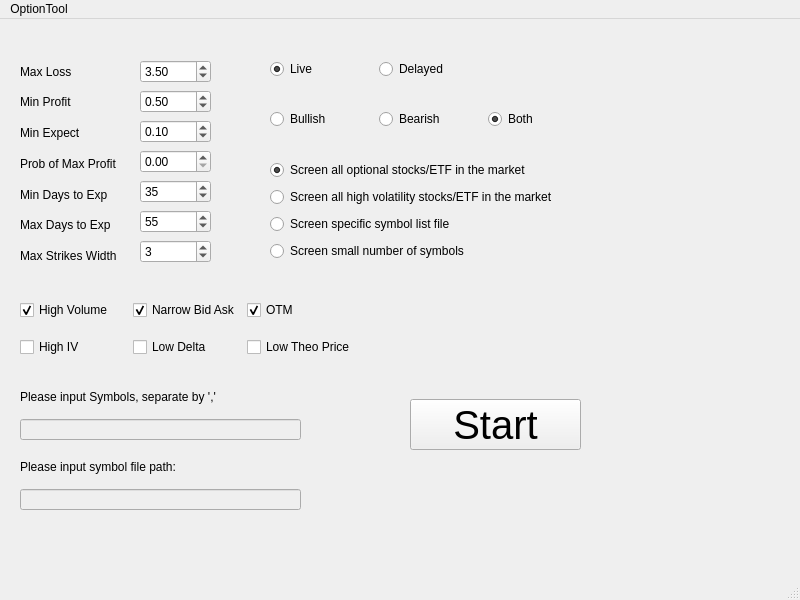
This is src/form.ui in juneju123/ToolDB as Qt 5 draws it before an edit. The edited form follows.
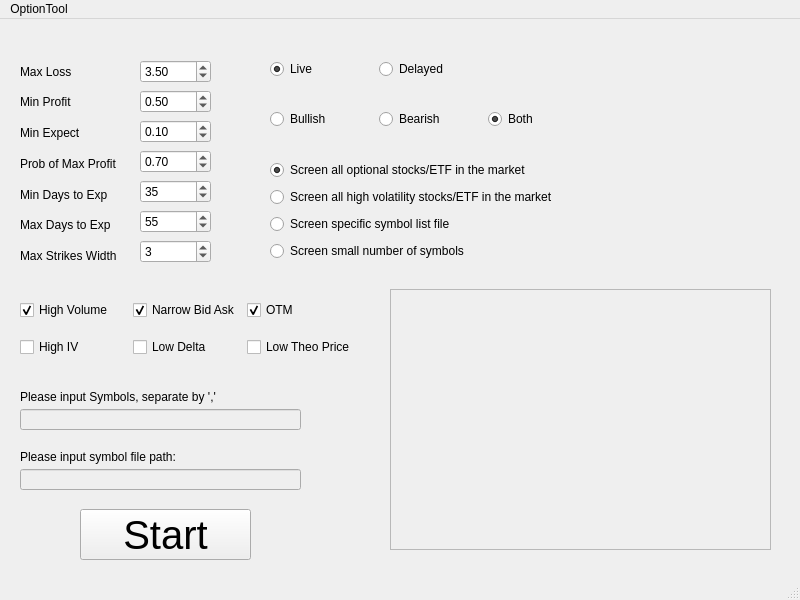
This is the edited form.

Patch:
```diff
--- a/src/form.ui
+++ b/src/form.ui
@@ -135,6 +135,9 @@
        <property name="singleStep">
         <double>0.010000000000000</double>
        </property>
+       <property name="value">
+        <double>0.700000000000000</double>
+       </property>
       </widget>
      </item>
      <item>
@@ -291,8 +294,8 @@
    <widget class="QPushButton" name="pushButton_Start">
     <property name="geometry">
      <rect>
-      <x>410</x>
-      <y>380</y>
+      <x>80</x>
+      <y>490</y>
       <width>171</width>
       <height>51</height>
      </rect>
@@ -356,7 +359,7 @@
     <property name="geometry">
      <rect>
       <x>20</x>
-      <y>400</y>
+      <y>390</y>
       <width>281</width>
       <height>21</height>
      </rect>
@@ -379,7 +382,7 @@
     <property name="geometry">
      <rect>
       <x>20</x>
-      <y>440</y>
+      <y>430</y>
       <width>191</width>
       <height>16</height>
      </rect>
@@ -395,12 +398,25 @@
     <property name="geometry">
      <rect>
       <x>20</x>
-      <y>470</y>
+      <y>450</y>
       <width>281</width>
       <height>21</height>
      </rect>
     </property>
    </widget>
+   <widget class="QPlainTextEdit" name="plainTextEdit_output">
+    <property name="enabled">
+     <bool>false</bool>
+    </property>
+    <property name="geometry">
+     <rect>
+      <x>390</x>
+      <y>270</y>
+      <width>381</width>
+      <height>261</height>
+     </rect>
+    </property>
+   </widget>
   </widget>
   <widget class="QMenuBar" name="menubar">
    <property name="geometry">
```
Left out of the diff: 4 changed lines with no effect on the pictures.
